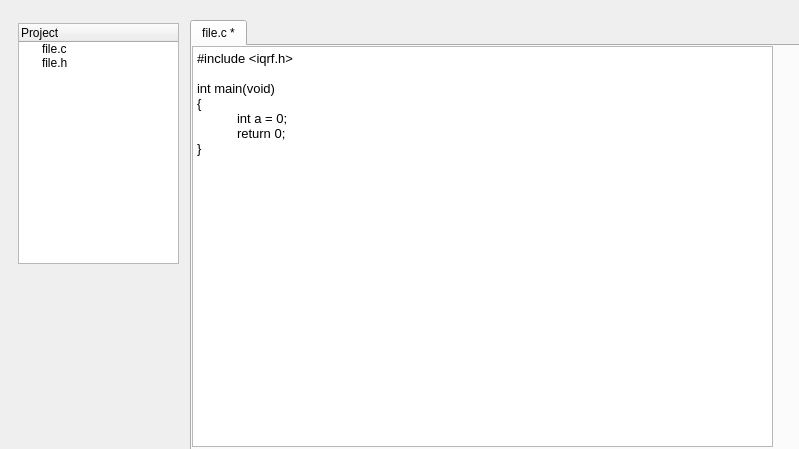
Old version of the form edit_form.ui in the repository nandra/IDE.
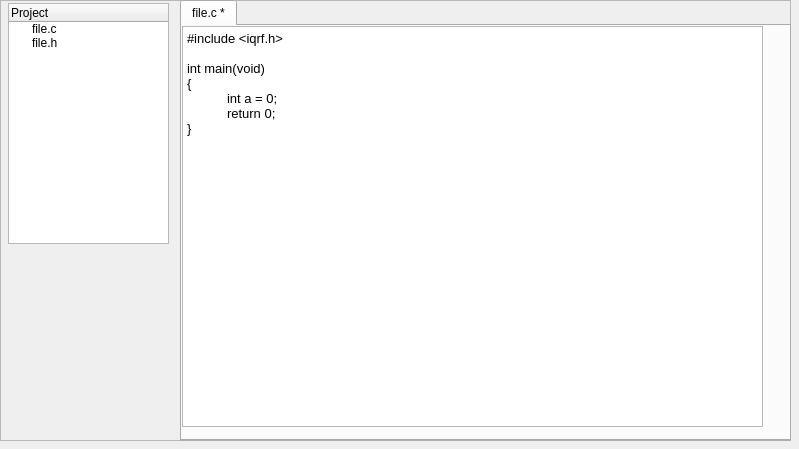
New version of the form.

Commit message: Reworked main windows using stacked-frame object.

What changed in the file:
```diff
--- a/edit_form.ui
+++ b/edit_form.ui
@@ -13,11 +13,26 @@
   <property name="windowTitle">
    <string>Form</string>
   </property>
+  <widget class="QFrame" name="frame">
+   <property name="geometry">
+    <rect>
+     <x>0</x>
+     <y>0</y>
+     <width>791</width>
+     <height>441</height>
+    </rect>
+   </property>
+   <property name="frameShape">
+    <enum>QFrame::StyledPanel</enum>
+   </property>
+   <property name="frameShadow">
+    <enum>QFrame::Raised</enum>
+   </property>
   <widget class="QTreeWidget" name="treeWidget">
    <property name="geometry">
     <rect>
-     <x>18</x>
-     <y>23</y>
+      <x>8</x>
+      <y>3</y>
      <width>161</width>
      <height>241</height>
     </rect>
@@ -41,10 +56,10 @@
   <widget class="QTabWidget" name="tabWidget">
    <property name="geometry">
     <rect>
-     <x>190</x>
-     <y>20</y>
+      <x>180</x>
+      <y>0</y>
      <width>611</width>
-     <height>431</height>
+      <height>441</height>
     </rect>
    </property>
    <property name="currentIndex">
@@ -91,6 +106,7 @@
      <property name="tabStopWidth">
       <number>40</number>
      </property>
+     </widget>
     </widget>
    </widget>
   </widget>
```
Lines whose indentation alone changed are shown as unchanged. The commit also changes 12 other files.
